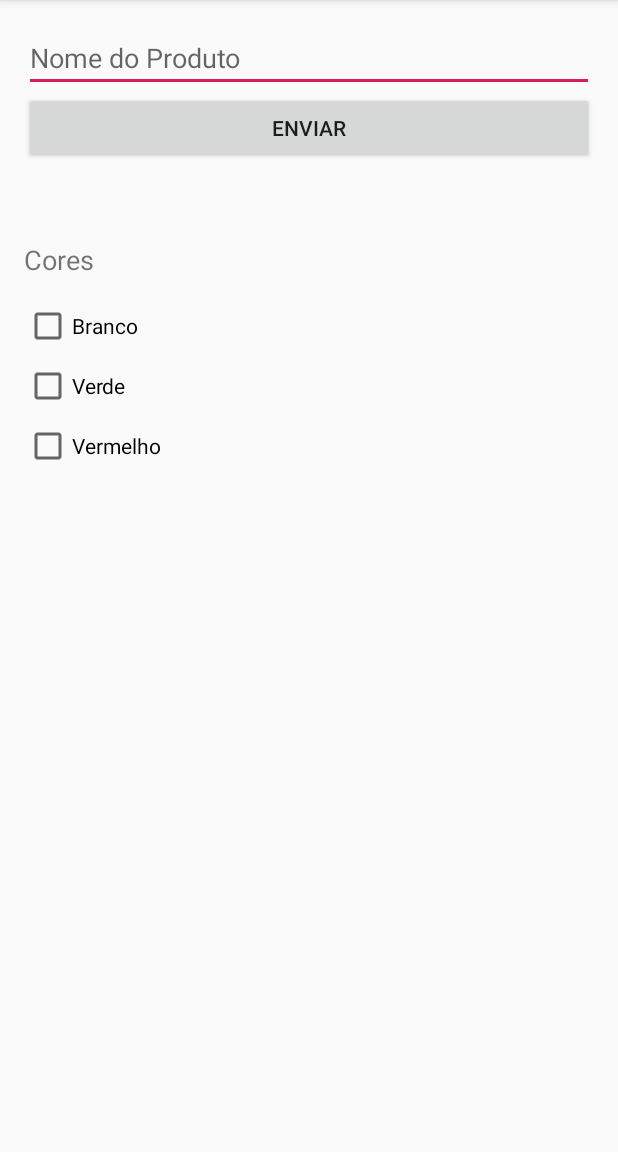
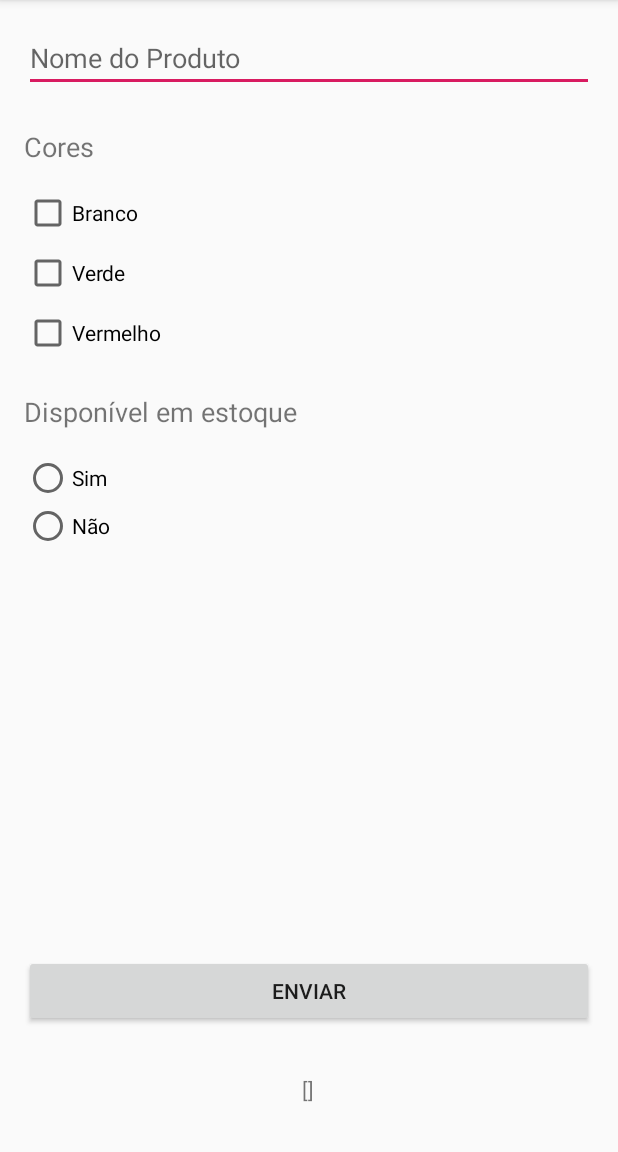
Before and after one commit to brect/componentes-basicos-android, an Android app: the screen it shows after launch (MainActivity), after a tap on "ENVIAR", on a phone screen of 412 x 824 dp, the part 84-1236 px from its top. Run offline under Robolectric (Android 15) with nearby library versions, the phone set to English and light mode, and no system bars; 1 statement that could not run was skipped.

Commit message:
Adicionado radio buttom no projeto;

```diff
--- a/app/src/main/java/br/com/blimas/componentesBasicos/MainActivity.java
+++ b/app/src/main/java/br/com/blimas/componentesBasicos/MainActivity.java
@@ -5,6 +5,7 @@ import androidx.appcompat.app.AppCompatActivity;
 import android.os.Bundle;
 import android.view.View;
 import android.widget.CheckBox;
+import android.widget.RadioGroup;
 import android.widget.TextView;
 
 import java.util.ArrayList;
@@ -16,6 +17,7 @@ public class MainActivity extends AppCompatActivity {
     private TextView resultado;
     private CheckBox checkBoxBranco, checkBoxVerde, checkBoxVermelho;
     List<String> check = new ArrayList<String>();
+    private RadioGroup radioGroupEstoque;
 
     @Override
     protected void onCreate(Bundle savedInstanceState) {
@@ -28,30 +30,51 @@ public class MainActivity extends AppCompatActivity {
         checkBoxBranco = findViewById(R.id.checkBox_cor_branco);
         checkBoxVerde = findViewById(R.id.checkBox_cor_verde);
         checkBoxVermelho = findViewById(R.id.checkBox_cor_vermelho);
+
+        verificaRadioButton();
     }
 
-    public void btnEnviar(View view){
-        String valorTextoProduto = campoProduto.getText().toString();
-        resultado.setText(valorTextoProduto);
+    public void btnEnviar(View view) {
+
+        //Recupera valores do EditText
+//        String valorTextoProduto = campoProduto.getText().toString();
+//        resultado.setText(valorTextoProduto);
+
+        verificaCheckBox();
+
+
     }
 
-    public void verificaCheckBox (){
+    public void verificaCheckBox() {
         //verifica e limpa a lista antes de salvar o valor
         check.clear();
 
 
         //verifica se o checkbox esta ativo
-        if (checkBoxBranco.isChecked()){
+        if (checkBoxBranco.isChecked()) {
             check.add(checkBoxBranco.getText().toString());
         }
-        if (checkBoxVerde.isChecked()){
+        if (checkBoxVerde.isChecked()) {
             check.add(checkBoxVerde.getText().toString());
         }
-        if (checkBoxVermelho.isChecked()){
+        if (checkBoxVermelho.isChecked()) {
             check.add(checkBoxVermelho.getText().toString());
         }
 
         //retorna valores selecionados pelo usuario
         resultado.setText(check.toString());
     }
+
+    public void verificaRadioButton() {
+        radioGroupEstoque.setOnCheckedChangeListener(new RadioGroup.OnCheckedChangeListener() {
+            @Override
+            public void onCheckedChanged(RadioGroup group, int checkedId) {
+                if (checkedId == R.id.radioButton_sim) {
+                    resultado.setText("Sim");
+                } else{
+                    resultado.setText("Não");
+                }
+            }
+        });
+    }
 }
--- a/app/src/main/res/layout/activity_main.xml
+++ b/app/src/main/res/layout/activity_main.xml
@@ -30,28 +30,30 @@
         android:id="@+id/btn_enviar"
         android:layout_width="0dp"
         android:layout_height="wrap_content"
+        android:layout_marginBottom="32dp"
         android:onClick="btnEnviar"
         android:text="Enviar"
+        app:layout_constraintBottom_toTopOf="@+id/resultado_produto"
         app:layout_constraintEnd_toEndOf="@+id/nome_produto"
-        app:layout_constraintStart_toStartOf="@+id/nome_produto"
-        app:layout_constraintTop_toBottomOf="@+id/nome_produto" />
+        app:layout_constraintHorizontal_bias="0.0"
+        app:layout_constraintStart_toStartOf="@+id/nome_produto" />
 
     <TextView
         android:id="@+id/resultado_produto"
         android:layout_width="wrap_content"
         android:layout_height="wrap_content"
-        android:layout_marginTop="32dp"
+        android:layout_marginBottom="32dp"
         android:text="Resultado"
+        app:layout_constraintBottom_toBottomOf="parent"
         app:layout_constraintEnd_toEndOf="@+id/btn_enviar"
-        app:layout_constraintStart_toStartOf="@+id/btn_enviar"
-        app:layout_constraintTop_toBottomOf="@+id/btn_enviar" />
+        app:layout_constraintHorizontal_bias="0.498"
+        app:layout_constraintStart_toStartOf="@+id/btn_enviar" />
 
     <CheckBox
         android:id="@+id/checkBox_cor_branco"
         android:layout_width="wrap_content"
         android:layout_height="wrap_content"
         android:layout_marginTop="16dp"
-        android:onClick="verificaCheckBox"
         android:text="Branco"
         app:layout_constraintStart_toStartOf="@+id/texto_cores"
         app:layout_constraintTop_toBottomOf="@+id/texto_cores" />
@@ -61,7 +63,6 @@
         android:layout_width="wrap_content"
         android:layout_height="wrap_content"
         android:layout_marginTop="8dp"
-        android:onClick="verificaCheckBox"
         android:text="Verde"
         app:layout_constraintStart_toStartOf="@+id/checkBox_cor_branco"
         app:layout_constraintTop_toBottomOf="@+id/checkBox_cor_branco" />
@@ -71,7 +72,6 @@
         android:layout_width="wrap_content"
         android:layout_height="wrap_content"
         android:layout_marginTop="8dp"
-        android:onClick="verificaCheckBox"
         android:text="Vermelho"
         app:layout_constraintStart_toStartOf="@+id/checkBox_cor_verde"
         app:layout_constraintTop_toBottomOf="@+id/checkBox_cor_verde" />
@@ -80,8 +80,45 @@
         android:id="@+id/texto_cores"
         android:layout_width="wrap_content"
         android:layout_height="wrap_content"
+        android:layout_marginTop="24dp"
         android:text="Cores"
         android:textSize="18sp"
         app:layout_constraintStart_toStartOf="@+id/btn_enviar"
-        app:layout_constraintTop_toBottomOf="@+id/resultado_produto" />
+        app:layout_constraintTop_toBottomOf="@+id/nome_produto" />
+
+    <TextView
+        android:id="@+id/textView5"
+        android:layout_width="wrap_content"
+        android:layout_height="wrap_content"
+        android:layout_marginTop="24dp"
+        android:text="Disponível em estoque"
+        android:textSize="18sp"
+        app:layout_constraintStart_toStartOf="@+id/texto_cores"
+        app:layout_constraintTop_toBottomOf="@+id/checkBox_cor_vermelho" />
+
+    <RadioGroup
+        android:id="@+id/radioGroup_estoque"
+        android:layout_width="0dp"
+        android:layout_height="0dp"
+        android:layout_marginTop="16dp"
+        app:layout_constraintBottom_toTopOf="@+id/btn_enviar"
+        app:layout_constraintEnd_toEndOf="@+id/nome_produto"
+        app:layout_constraintHorizontal_bias="0.0"
+        app:layout_constraintStart_toStartOf="@+id/nome_produto"
+        app:layout_constraintTop_toBottomOf="@+id/textView5"
+        app:layout_constraintVertical_bias="0.0">
+
+        <RadioButton
+            android:id="@+id/radioButton_sim"
+            android:layout_width="match_parent"
+            android:layout_height="wrap_content"
+            android:text="Sim" />
+
+        <RadioButton
+            android:id="@+id/radioButton_nao"
+            android:layout_width="match_parent"
+            android:layout_height="wrap_content"
+            android:text="Não" />
+    </RadioGroup>
+
 </androidx.constraintlayout.widget.ConstraintLayout>
```
